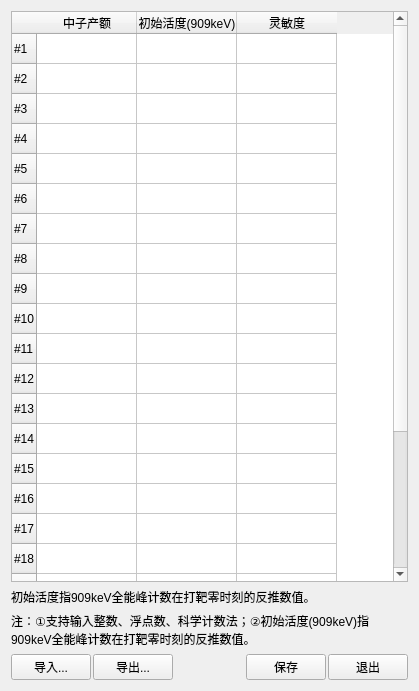
MrXiaomao/HXR_Detector, file neutronyieldcalibration.ui: the form before one commit.
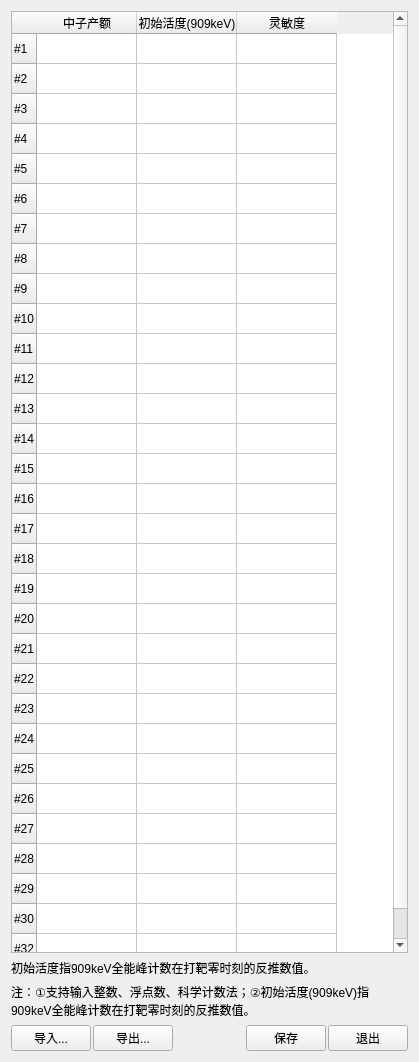
The form after the commit.

Diff of the .ui file:
```diff
--- a/neutronyieldcalibration.ui
+++ b/neutronyieldcalibration.ui
@@ -7,7 +7,7 @@
     <x>0</x>
     <y>0</y>
     <width>419</width>
-    <height>691</height>
+    <height>1062</height>
    </rect>
   </property>
   <property name="windowTitle">
@@ -136,6 +136,41 @@
        <string>#24</string>
       </property>
      </row>
+     <row>
+      <property name="text">
+       <string>#25</string>
+      </property>
+     </row>
+     <row>
+      <property name="text">
+       <string>#26</string>
+      </property>
+     </row>
+     <row>
+      <property name="text">
+       <string>#27</string>
+      </property>
+     </row>
+     <row>
+      <property name="text">
+       <string>#28</string>
+      </property>
+     </row>
+     <row>
+      <property name="text">
+       <string>#29</string>
+      </property>
+     </row>
+     <row>
+      <property name="text">
+       <string>#30</string>
+      </property>
+     </row>
+     <row>
+      <property name="text">
+       <string>#32</string>
+      </property>
+     </row>
      <column>
       <property name="text">
        <string>中子产额</string>
```
